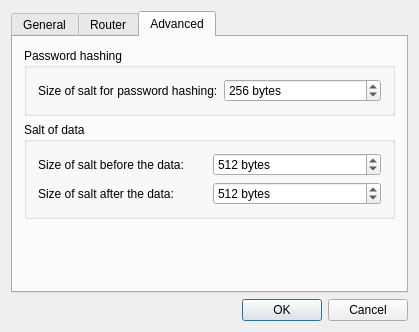
Before: the Qt Designer form source/console/address_book_dialog.ui in dchapyshev/aspia, drawn with Qt 5.
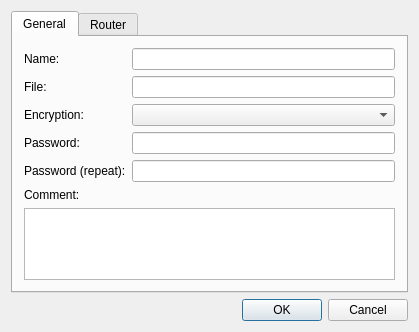
After: the same form once the commit is applied. The open tabs and pages were chosen to show the change. Icons and pictures are not drawn.

Commit message: Using fixed size for hashing salt.

Patch:
```diff
--- a/source/console/address_book_dialog.ui
+++ b/source/console/address_book_dialog.ui
@@ -221,125 +221,6 @@
        </item>
       </layout>
      </widget>
-     <widget class="QWidget" name="advanced_tab">
-      <attribute name="title">
-       <string>Advanced</string>
-      </attribute>
-      <layout class="QVBoxLayout" name="verticalLayout_5">
-       <item>
-        <widget class="QGroupBox" name="groupBox">
-         <property name="title">
-          <string>Password hashing</string>
-         </property>
-         <layout class="QHBoxLayout" name="horizontalLayout_2">
-          <item>
-           <widget class="QLabel" name="label_password_salt">
-            <property name="text">
-             <string>Size of salt for password hashing:</string>
-            </property>
-           </widget>
-          </item>
-          <item>
-           <widget class="QSpinBox" name="spinbox_password_salt">
-            <property name="suffix">
-             <string> bytes</string>
-            </property>
-            <property name="minimum">
-             <number>64</number>
-            </property>
-            <property name="maximum">
-             <number>1048576</number>
-            </property>
-            <property name="value">
-             <number>256</number>
-            </property>
-           </widget>
-          </item>
-         </layout>
-        </widget>
-       </item>
-       <item>
-        <widget class="QGroupBox" name="groupBox_2">
-         <property name="title">
-          <string>Salt of data</string>
-         </property>
-         <layout class="QVBoxLayout" name="verticalLayout_10">
-          <item>
-           <layout class="QHBoxLayout" name="horizontalLayout_3">
-            <item>
-             <layout class="QVBoxLayout" name="verticalLayout_8">
-              <item>
-               <widget class="QLabel" name="label_salt_before">
-                <property name="text">
-                 <string>Size of salt before the data:</string>
-                </property>
-               </widget>
-              </item>
-              <item>
-               <widget class="QLabel" name="label_salt_after">
-                <property name="text">
-                 <string>Size of salt after the data:</string>
-                </property>
-               </widget>
-              </item>
-             </layout>
-            </item>
-            <item>
-             <layout class="QVBoxLayout" name="verticalLayout_9">
-              <item>
-               <widget class="QSpinBox" name="spinbox_salt_before">
-                <property name="suffix">
-                 <string> bytes</string>
-                </property>
-                <property name="minimum">
-                 <number>64</number>
-                </property>
-                <property name="maximum">
-                 <number>16777216</number>
-                </property>
-                <property name="value">
-                 <number>512</number>
-                </property>
-               </widget>
-              </item>
-              <item>
-               <widget class="QSpinBox" name="spinbox_salt_after">
-                <property name="suffix">
-                 <string> bytes</string>
-                </property>
-                <property name="minimum">
-                 <number>64</number>
-                </property>
-                <property name="maximum">
-                 <number>16777216</number>
-                </property>
-                <property name="value">
-                 <number>512</number>
-                </property>
-               </widget>
-              </item>
-             </layout>
-            </item>
-           </layout>
-          </item>
-         </layout>
-        </widget>
-       </item>
-       <item>
-        <spacer name="verticalSpacer">
-         <property name="orientation">
-          <enum>Qt::Vertical</enum>
-         </property>
-         <property name="sizeHint" stdset="0">
-          <size>
-           <width>20</width>
-           <height>74</height>
-          </size>
-         </property>
-        </spacer>
-       </item>
-      </layout>
-     </widget>
     </widget>
    </item>
    <item>
```
The commit also changes 16 other files.
